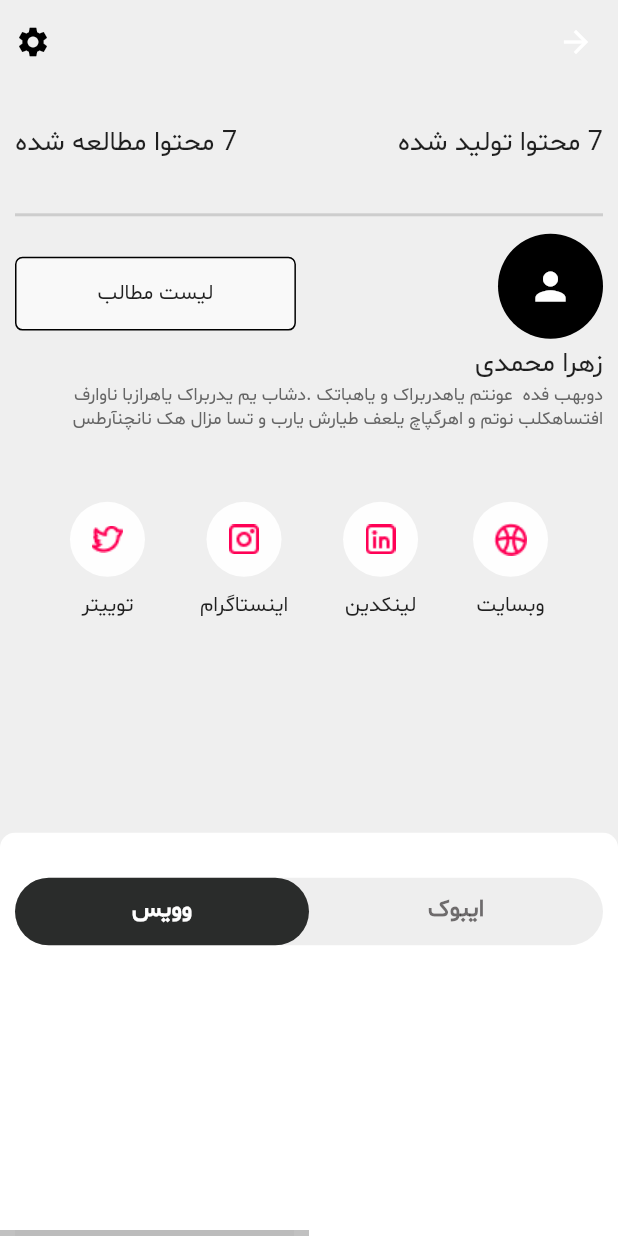
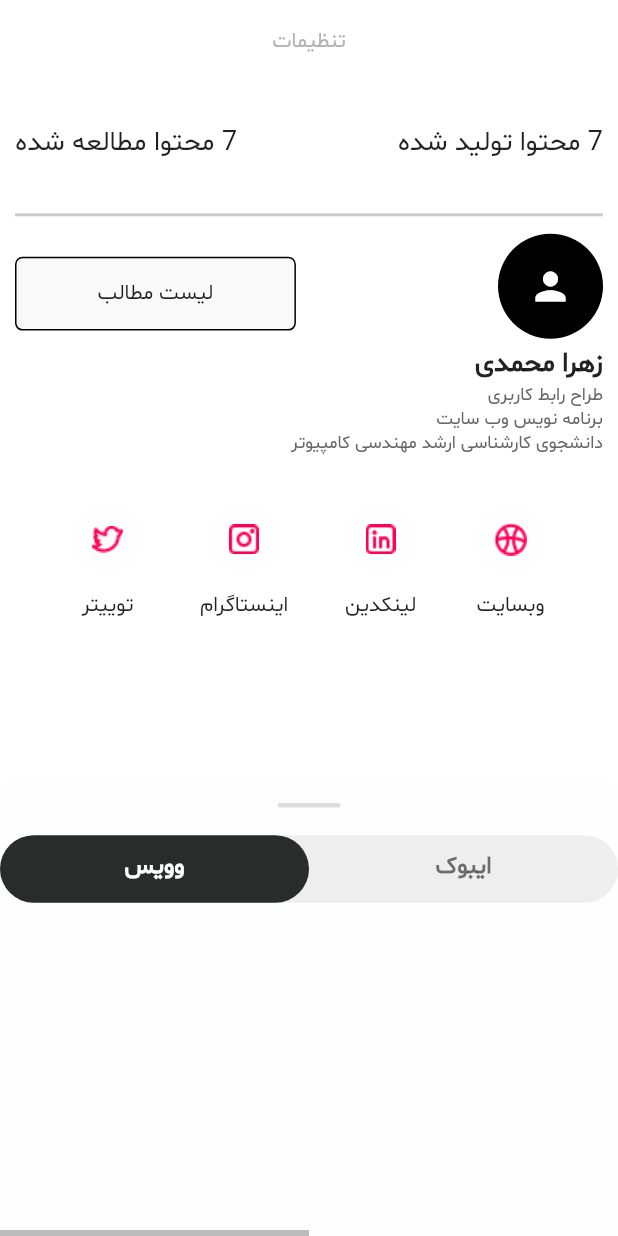
Before and after one commit to SajadRahimi1/Vebo, a Flutter app: the Profile screen opened directly, tab 2 chosen, on a phone screen of 412 x 824 dp. Run offline on Flutter 3.47's test engine with Material 2 defaults, Android fonts, the phone set to English and light mode, and no system bars; our stand-ins replace get.

Commit message:
Some Change Applied to Profile Page

```diff
--- a/lib/views/screens/profile_page.dart
+++ b/lib/views/screens/profile_page.dart
@@ -12,20 +12,16 @@
       textDirection: TextDirection.rtl,
       child: Scaffold(
         appBar: AppBar(
-          backgroundColor: Color(0xffefefef),
+          backgroundColor: Color(0xffFFFFFF),
           elevation: 0,
-          // Setting Icon on Top Left
-          actions: [
-            Padding(
-              padding: const EdgeInsets.only(left: 10),
-              child: Icon(
-                Icons.settings,
-                color: Colors.black,
-              ),
-            ),
-          ],
+          // Settign Text in top
+          centerTitle: true,
+          title: Text(
+            "تنظیمات",
+            style: TextStyle(color: Color(0xffB2B2B2), fontSize: 14),
+          ),
         ),
-        backgroundColor: Color(0xffefefef),
+        backgroundColor: Color(0xffFFFFFF),
         body: Stack(
           children: [
             // Profile Widgets
@@ -92,20 +88,27 @@
 
                   // Person Information (Name, Bio)
                   Expanded(
-                      flex: 1,
-                      child: Wrap(
-                        crossAxisAlignment: WrapCrossAlignment.start,
+                    flex: 1,
+                    child: Align(
+                      alignment: Alignment.topRight,
+                      child: Column(
+                        // mainAxisAlignment: MainAxisAlignment.center,
+                        crossAxisAlignment: CrossAxisAlignment.start,
                         children: [
-                          Text("زهرا محمدی", style: TextStyle(fontSize: 18)),
+                          Text("زهرا محمدی",
+                              style: TextStyle(
+                                  fontSize: 18, fontWeight: FontWeight.bold)),
                           Text(
-                            "دوبهب فده  عونتم یاهدربراک و یاهباتک .دشاب یم یدربراک یاهرازبا ناوارف افتساهکلب نوتم و اهرگپاچ یلعف طیارش یارب و تسا مزال هک نانچنآرطس",
+                            "طراح رابط کاربری\nبرنامه نویس وب سایت\nدانشجوی کارشناسی ارشد مهندسی کامپیوتر",
                             style: TextStyle(
                                 fontSize: 12, color: Color(0xff666666)),
-                            maxLines: 2,
+                            maxLines: 3,
                             overflow: TextOverflow.ellipsis,
                           )
                         ],
-                      )),
+                      ),
+                    ),
+                  ),
 
                   // Social Network Information(Instagram, Linkedin, Website and ...)
                   Expanded(
@@ -156,23 +159,29 @@
   // Draft and Published Article
   DraggableScrollableSheet _dragableScroll() {
     return DraggableScrollableSheet(
-      minChildSize: 0.35,
+      minChildSize: 0.4,
       maxChildSize: 0.9,
-      initialChildSize: .35,
+      initialChildSize: .4,
       builder: (context, scrollController) {
         return Container(
             decoration: BoxDecoration(
-                color: Colors.white,
+                color: Color(0xffFEFEFE),
                 borderRadius: BorderRadius.only(
                     topLeft: Radius.circular(10),
                     topRight: Radius.circular(10))),
             child: Scrollbar(
-                child: Container(
-              margin: EdgeInsets.only(right: 10, left: 10, top: 30),
               child: DefaultTabController(
                 length: 2,
                 child: Column(
                   children: [
+                    SizedBox(
+                      height: 40,
+                      width: Get.width / 10,
+                      child: Divider(
+                        thickness: 3,
+                        color: Color(0xff2A2C2B3B),
+                      ),
+                    ),
                     // Tab bar
                     Container(
                       height: 45,
@@ -215,12 +224,40 @@
                             child: Container(
                               padding: EdgeInsets.only(right: 8, left: 8),
                               child: Column(
+                                crossAxisAlignment: CrossAxisAlignment.start,
                                 children: [
                                   SizedBox(
                                     height: 20,
                                   ),
-                                  MyEboobWidget(title: "پیش نویس"),
-                                  MyEboobWidget(title: "منتشر شده"),
+                                  Text(
+                                    "پیش نویس",
+                                    style: TextStyle(fontSize: 18),
+                                  ),
+                                  MyEboobWidget(),
+                                  Center(
+                                    child: TextButton(
+                                        onPressed: () {},
+                                        child: Text(
+                                          "بیشتر",
+                                          style: TextStyle(color: Colors.black),
+                                          // textAlign: TextAlign.center,
+                                        )),
+                                  ),
+                                  Text(
+                                    "منتشر شده",
+                                    style: TextStyle(fontSize: 18),
+                                  ),
+                                  MyEboobWidget(),
+                                  MyEboobWidget(),
+                                  Center(
+                                    child: TextButton(
+                                        onPressed: () {},
+                                        child: Text(
+                                          "بیشتر",
+                                          style: TextStyle(color: Colors.black),
+                                          // textAlign: TextAlign.center,
+                                        )),
+                                  )
                                 ],
                               ),
                             ),
@@ -234,7 +271,7 @@
                   ],
                 ),
               ),
-            )));
+            ));
       },
     );
   }
--- a/lib/views/widgets/my-ebook_list_tile.dart
+++ b/lib/views/widgets/my-ebook_list_tile.dart
@@ -27,7 +27,7 @@
                   crossAxisAlignment: WrapCrossAlignment.start,
                   children: [
                     Text(
-                      "نام فایل   ",
+                      "چگونه کسب و کار را گسترده کنیم؟",
                       style: TextStyle(
                         fontSize: 16,
                       ),
@@ -35,17 +35,17 @@
                       maxLines: 1,
                       overflow: TextOverflow.ellipsis,
                     ),
-                    Text("•",
+                    Text("  •",
                         style: TextStyle(
-                          fontSize: 16,
+                          fontSize: 13,
                           color: Color(0xffFF0055),
                         )),
-                    Text("5 دقیقه", style: TextStyle(fontSize: 16))
+                    Text("5 دقیقه", style: TextStyle(fontSize: 12))
                   ],
                 ),
                 Text(
-                  "توضیحات فایل",
-                  style: TextStyle(fontSize: 12),
+                  "آخرین ویرایش 5 دقیقه قبل",
+                  style: TextStyle(fontSize: 12, color: Color(0xffB2B2B2)),
                 )
               ],
             )),
--- a/lib/views/widgets/my_ebook_widgets.dart
+++ b/lib/views/widgets/my_ebook_widgets.dart
@@ -2,14 +2,10 @@
 
 import 'my-ebook_list_tile.dart';
 
-Widget MyEboobWidget({required String title}) {
+Widget MyEboobWidget() {
   return Column(
     crossAxisAlignment: CrossAxisAlignment.start,
     children: [
-      Text(
-        title,
-        style: TextStyle(fontSize: 18),
-      ),
       SizedBox(
         height: 20,
       ),
@@ -17,15 +13,6 @@
       SizedBox(
         height: 15,
       ),
-      Center(
-        child: TextButton(
-            onPressed: () {},
-            child: Text(
-              "بیشتر",
-              style: TextStyle(color: Colors.black),
-              // textAlign: TextAlign.center,
-            )),
-      )
     ],
   );
 }
```
